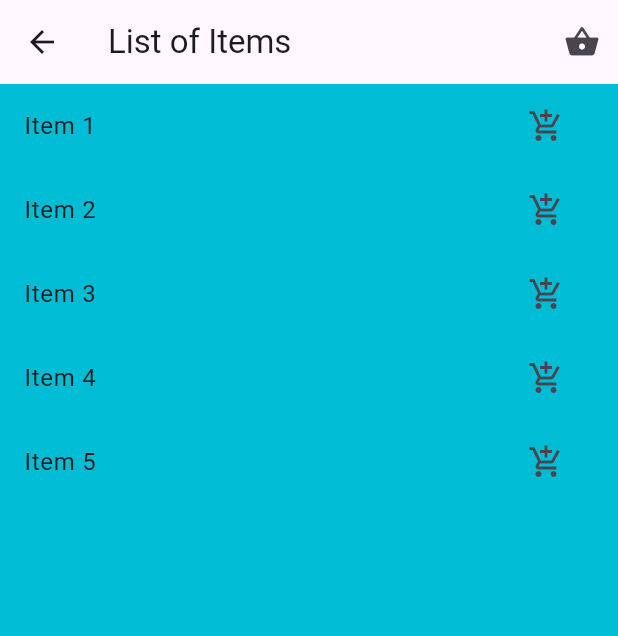
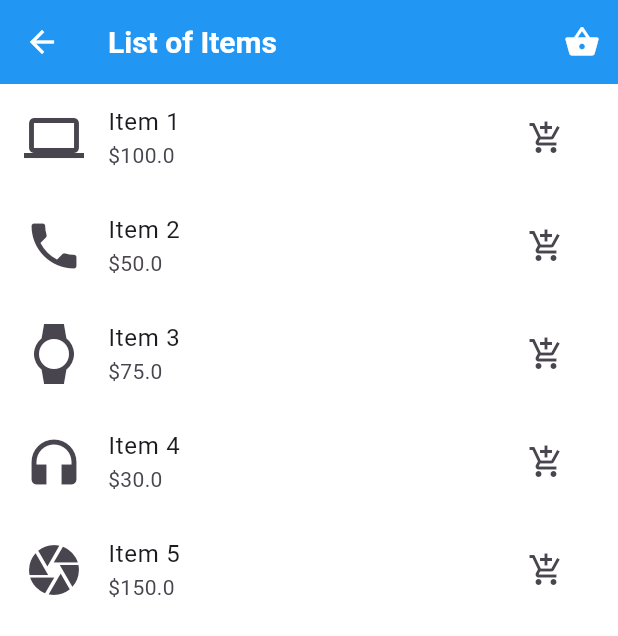
Before and after one commit to karimtarekcufe/mini-app-flutter-nodejs, a Flutter app: the screen it shows after launch, after a tap on "Go to Items List", on a phone screen of 412 x 824 dp. Shown: the top 636 px of the screen. Run offline on Flutter 3.47's test engine with Material 3 defaults, Android fonts, the phone set to English and light mode, and no system bars.

Commit message:
frontend

```diff
--- a/frontend/lib/listofitems.dart
+++ b/frontend/lib/listofitems.dart
@@ -6,20 +6,24 @@ class ListOfItemsPage extends StatefulWidget {
 }
 
 class _ListOfItemsPageState extends State<ListOfItemsPage> {
-  final List<String> items = [
-    'Item 1',
-    'Item 2',
-    'Item 3',
-    'Item 4',
-    'Item 5',
+  final List<Map<String, dynamic>> items = [
+    {'name': 'Item 1', 'icon': Icons.laptop, 'price': 100.0},
+    {'name': 'Item 2', 'icon': Icons.phone, 'price': 50.0},
+    {'name': 'Item 3', 'icon': Icons.watch, 'price': 75.0},
+    {'name': 'Item 4', 'icon': Icons.headphones, 'price': 30.0},
+    {'name': 'Item 5', 'icon': Icons.camera, 'price': 150.0},
   ];
 
-  final List<String> shoppingBasket = [];
+  final List<Map<String, dynamic>> shoppingBasket = [];
 
-  void addItemToBasket(String item) {
+  void addItemToBasket(Map<String, dynamic> item) {
     setState(() {
       shoppingBasket.add(item);
     });
+  }
+
+  double calculateTotalPrice() {
+    return shoppingBasket.fold(0.0, (sum, item) => sum + item['price']);
   }
 
   @override
@@ -38,7 +42,15 @@ class _ListOfItemsPageState extends State<ListOfItemsPage> {
                   title: Text('Shopping Basket'),
                   content: Column(
                     mainAxisSize: MainAxisSize.min,
-                    children: shoppingBasket.map((item) => Text(item)).toList(),
+                    children: [
+                      ...shoppingBasket.map((item) => ListTile(
+                            leading: Icon(item['icon']),
+                            title: Text(item['name']),
+                            trailing: Text('\$${item['price']}'),
+                          )),
+                      Divider(),
+                      Text('Total: \$${calculateTotalPrice()}'),
+                    ],
                   ),
                   actions: [
                     TextButton(
@@ -56,7 +68,9 @@ class _ListOfItemsPageState extends State<ListOfItemsPage> {
         itemCount: items.length,
         itemBuilder: (context, index) {
           return ListTile(
-            title: Text(items[index]),
+            leading: Icon(items[index]['icon'], size: 40),
+            title: Text(items[index]['name']),
+            subtitle: Text('\$${items[index]['price']}'),
             trailing: IconButton(
               icon: Icon(Icons.add_shopping_cart),
               onPressed: () => addItemToBasket(items[index]),
--- a/frontend/lib/main.dart
+++ b/frontend/lib/main.dart
@@ -3,7 +3,7 @@ import 'package:frontend/colors/Appcolor.dart';
 import 'listofitems.dart';
 
 void main() {
-  runApp( MyApp());
+  runApp(const MyApp());
 }
 
 class MyApp extends StatelessWidget {
@@ -17,10 +17,44 @@ class MyApp extends StatelessWidget {
       routes: {
         '/home': (context) => const MyWidget(),
         '/signup': (context) => const SignUpWidget(),
-        '/items': (context) => ListOfItemsPage(), // Add route for ListOfItemsPage
+        '/items': (context) => ListOfItemsPage(),
       },
       theme: ThemeData(
-        scaffoldBackgroundColor: Appcolor.Backgroundcolor,
+        primarySwatch: Colors.blue,
+        scaffoldBackgroundColor: Colors.white,
+        appBarTheme: AppBarTheme(
+          backgroundColor: Colors.blue,
+          titleTextStyle: TextStyle(
+            color: Colors.white,
+            fontSize: 20,
+            fontWeight: FontWeight.bold,
+          ),
+          iconTheme: IconThemeData(
+            color: Colors.white,
+          ),
+        ),
+        textButtonTheme: TextButtonThemeData(
+          style: TextButton.styleFrom(
+            backgroundColor: Colors.blue,
+          ),
+        ),
+        elevatedButtonTheme: ElevatedButtonThemeData(
+          style: ElevatedButton.styleFrom(
+            backgroundColor: Colors.blue,
+            foregroundColor: Colors.white,
+            textStyle: TextStyle(
+              fontSize: 16,
+              fontWeight: FontWeight.bold,
+            ),
+          ),
+        ),
+        inputDecorationTheme: InputDecorationTheme(
+          border: OutlineInputBorder(),
+          focusedBorder: OutlineInputBorder(
+            borderSide: BorderSide(color: Colors.blue),
+          ),
+          labelStyle: TextStyle(color: Colors.blue),
+        ),
       ),
       home: const MyWidget(),
     );
@@ -34,13 +68,7 @@ class MyWidget extends StatelessWidget {
   Widget build(BuildContext context) {
     return Scaffold(
       appBar: AppBar(
-        backgroundColor: Colors.white,
-        title: Text(
-          "sign in",
-          style: TextStyle(
-            color: Appcolor.Appbarcolor,
-          ),
-        ),
+        title: Text("Sign In"),
         centerTitle: false,
       ),
       body: SingleChildScrollView(
@@ -57,57 +85,31 @@ class MyWidget extends StatelessWidget {
               SizedBox(height: 40),
               Container(
                 width: double.infinity,
-                child: Row(
+                padding: EdgeInsets.symmetric(horizontal: 16),
+                child: Column(
                   children: [
-                    Expanded(
-                      child: TextField(
+                    TextField(
                       decoration: InputDecoration(
                         labelText: "Username",
                       ),
                     ),
-                    ),
-                  ],
-                ),
-              ),
                     SizedBox(height: 20),
-              Container(
-                width: double.infinity,
-                child: Row(
-                  children: [
-                    Expanded(
-                      child: TextField(
+                    TextField(
                       obscureText: true,
                       decoration: InputDecoration(
                         labelText: "Password",
                       ),
                     ),
-                    ),
-                  ],
-                ),
-              ),
                     SizedBox(height: 20),
-              Row(
-                mainAxisAlignment: MainAxisAlignment.center,
-                children: [
                     SizedBox(
-                    width: 100,
-                    height: 60,
+                      width: double.infinity,
+                      height: 50,
                       child: ElevatedButton(
-                      style: ElevatedButton.styleFrom(
-                        shape: RoundedRectangleBorder(
-                          borderRadius: BorderRadius.zero,
-                        ),
-                      ),
-                      onHover: (value) {
-                        // Handle hover
-                      },
-                      child: Text("log in"),
+                        child: Text("Log In"),
                         onPressed: () {
                           Navigator.pushNamed(context, '/home');
                         },
                       ),
-                  ),
-                ],
                     ),
                     SizedBox(height: 20),
                     Row(
@@ -118,23 +120,24 @@ class MyWidget extends StatelessWidget {
                           onPressed: () {
                             Navigator.pushNamed(context, '/signup');
                           },
-                    child: Text("Sign up"),
+                          child: Text("Sign Up"),
                         ),
                       ],
                     ),
                     SizedBox(height: 20),
-              Row(
-                mainAxisAlignment: MainAxisAlignment.center,
-                children: [
-                  ElevatedButton(
+                    SizedBox(
+                      width: double.infinity,
+                      height: 50,
+                      child: ElevatedButton(
+                        child: Text("Go to Items List"),
                         onPressed: () {
                           Navigator.pushNamed(context, '/items');
                         },
-                    child: Text("Go to Items List"),
+                      ),
                     ),
                   ],
                 ),
-              SizedBox(height: 10),
+              ),
             ],
           ),
         ),
@@ -150,13 +153,7 @@ class SignUpWidget extends StatelessWidget {
   Widget build(BuildContext context) {
     return Scaffold(
       appBar: AppBar(
-        backgroundColor: Colors.white,
-        title: Text(
-          "sign up",
-          style: TextStyle(
-            color: Appcolor.Appbarcolor,
-          ),
-        ),
+        title: Text("Sign Up"),
         centerTitle: false,
       ),
       body: SingleChildScrollView(
@@ -167,103 +164,50 @@ class SignUpWidget extends StatelessWidget {
               SizedBox(height: 40),
               Container(
                 width: double.infinity,
-                child: Row(
+                padding: EdgeInsets.symmetric(horizontal: 16),
+                child: Column(
                   children: [
-                    Expanded(
-                      child: TextField(
+                    TextField(
                       decoration: InputDecoration(
                         labelText: "Full Name",
                       ),
                     ),
-                    ),
-                  ],
-                ),
-              ),
                     SizedBox(height: 20),
-              Container(
-                width: double.infinity,
-                child: Row(
-                  children: [
-                    Expanded(
-                      child: TextField(
+                    TextField(
                       decoration: InputDecoration(
                         labelText: "Username",
                       ),
                     ),
-                    ),
-                  ],
-                ),
-              ),
                     SizedBox(height: 20),
-              Container(
-                width: double.infinity,
-                child: Row(
-                  children: [
-                    Expanded(
-                      child: TextField(
+                    TextField(
                       decoration: InputDecoration(
                         labelText: "Email",
                       ),
                     ),
-                    ),
-                  ],
-                ),
-              ),
                     SizedBox(height: 20),
-              Container(
-                width: double.infinity,
-                child: Row(
-                  children: [
-                    Expanded(
-                      child: TextField(
+                    TextField(
                       obscureText: true,
                       decoration: InputDecoration(
                         labelText: "Password",
                       ),
                     ),
-                    ),
-                  ],
-                ),
-              ),
                     SizedBox(height: 20),
-              Container(
-                width: double.infinity,
-                child: Row(
-                  children: [
-                    Expanded(
-                      child: TextField(
+                    TextField(
                       obscureText: true,
                       decoration: InputDecoration(
                         labelText: "Confirm Password",
                       ),
                     ),
-                    ),
-                  ],
-                ),
-              ),
                     SizedBox(height: 20),
-              Row(
-                mainAxisAlignment: MainAxisAlignment.center,
-                children: [
                     SizedBox(
-                    width: 100,
-                    height: 60,
+                      width: double.infinity,
+                      height: 50,
                       child: ElevatedButton(
-                      style: ElevatedButton.styleFrom(
-                        shape: RoundedRectangleBorder(
-                          borderRadius: BorderRadius.zero,
-                        ),
-                      ),
-                      onHover: (value) {
-                        // Handle hover
-                      },
-                      child: Text("sign up"),
+                        child: Text("Sign Up"),
                         onPressed: () {
                           // Handle sign-up logic
                         },
                       ),
-                  ),
-                ],
                     ),
                     SizedBox(height: 20),
                     Row(
@@ -297,6 +241,9 @@ class SignUpWidget extends StatelessWidget {
                   ],
                 ),
               ),
+            ],
+          ),
+        ),
       ),
     );
   }
```
Lines whose indentation alone changed are shown as unchanged.
